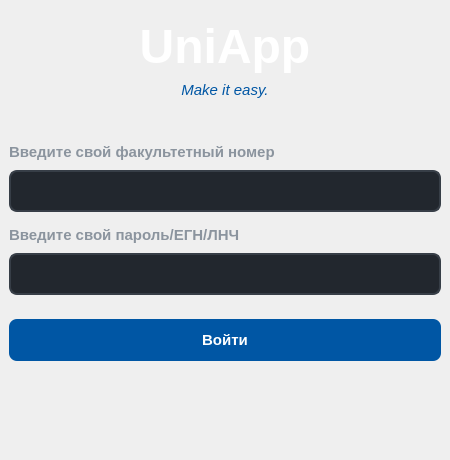
Old version of the form frontend/loginwindow.ui in the repository fomzzer/UniApp.
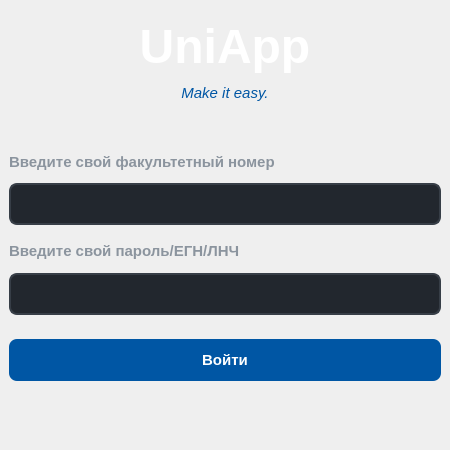
New version of the form.

```diff
--- a/frontend/loginwindow.ui
+++ b/frontend/loginwindow.ui
@@ -16,6 +16,18 @@
     <verstretch>0</verstretch>
    </sizepolicy>
   </property>
+  <property name="minimumSize">
+   <size>
+    <width>450</width>
+    <height>450</height>
+   </size>
+  </property>
+  <property name="maximumSize">
+   <size>
+    <width>450</width>
+    <height>450</height>
+   </size>
+  </property>
   <property name="windowTitle">
    <string>UniApp</string>
   </property>
@@ -262,7 +274,7 @@
         <property name="sizeHint" stdset="0">
          <size>
           <width>20</width>
-          <height>90</height>
+          <height>60</height>
          </size>
         </property>
        </spacer>
```
Left out of the diff: 5 changed lines with no effect on the pictures.
